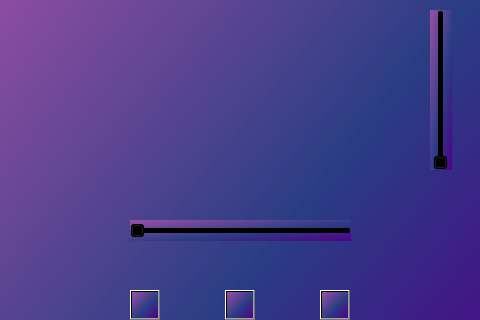
First picture: the form in aud.ui, repository sk1fix/audio, before the edit; both pictures show x 0 to 480 and y 100 to 420 of the 480 by 620 pixel window.
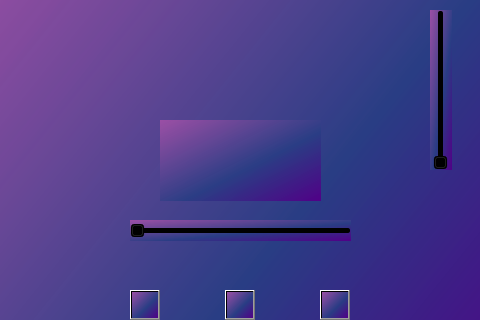
Second picture: the form after the edit. Icons and pictures are not drawn.

Diff of the .ui file:
```diff
--- a/aud.ui
+++ b/aud.ui
@@ -169,6 +169,25 @@
      </size>
     </property>
    </widget>
+   <widget class="QLabel" name="label">
+    <property name="geometry">
+     <rect>
+      <x>160</x>
+      <y>220</y>
+      <width>161</width>
+      <height>81</height>
+     </rect>
+    </property>
+    <property name="styleSheet">
+     <string notr="true">font: 48pt &quot;MS Shell Dlg 2&quot;;
+
+
+</string>
+    </property>
+    <property name="text">
+     <string/>
+    </property>
+   </widget>
   </widget>
   <widget class="QMenuBar" name="menubar">
    <property name="geometry">
```
